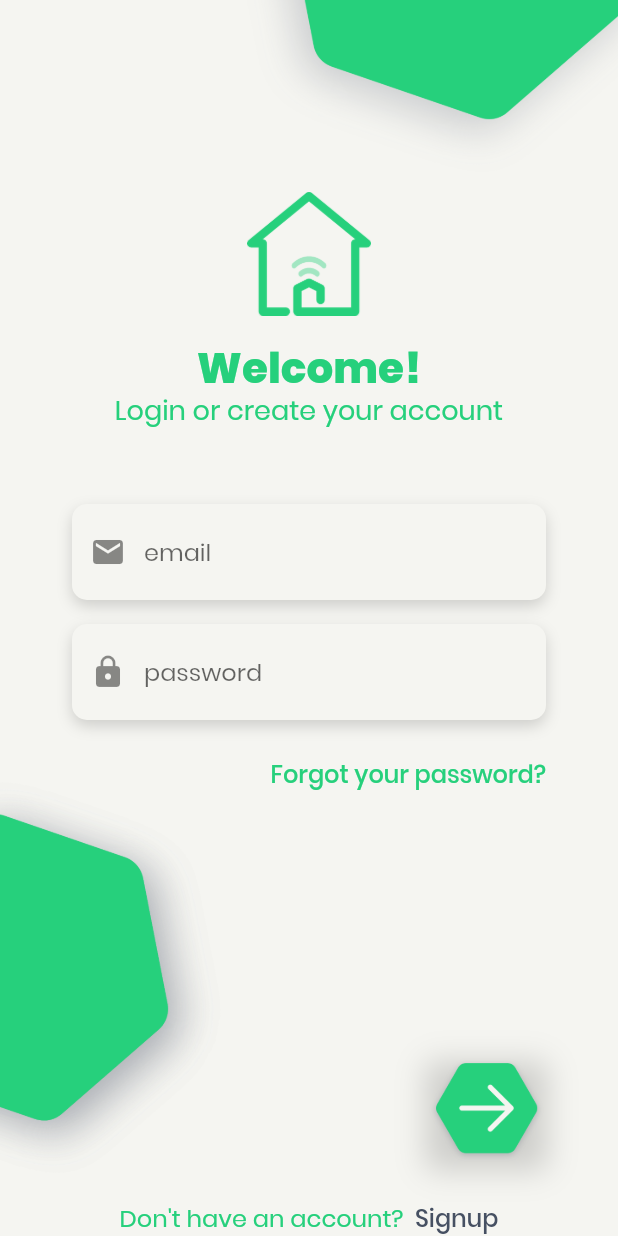
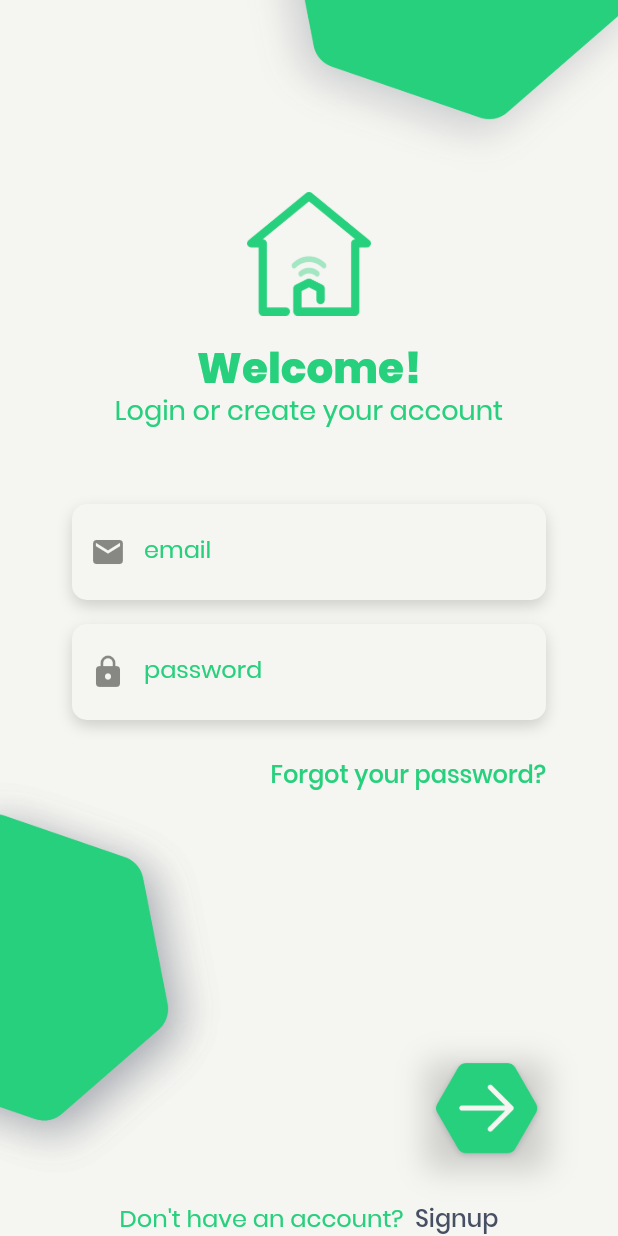
Before and after one commit to takiuddin93/SmartHome, a Flutter app: the screen it shows after launch, after a tap on "Login", on a phone screen of 412 x 824 dp. Run offline on Flutter 3.47's test engine with Material 2 defaults, Android fonts, the phone set to English and light mode, and no system bars.

Commit message:
light changes to login.dart and signup.dart files

```diff
--- a/lib/pages/login.dart
+++ b/lib/pages/login.dart
@@ -138,7 +138,10 @@ class _LoginPageState extends State<LoginPage> {
                             TextFormField(
                               decoration: InputDecoration(
                                 prefixIcon: Icon(Icons.mail),
-                                // labelText: "email",
+                                labelText: "email",
+                                labelStyle: TextStyle(
+                                  color: mediumspringgreen,
+                                ),
                                 hintText: "email",
                                 fillColor: Colors.transparent,
                                 enabledBorder: OutlineInputBorder(
@@ -191,7 +194,10 @@ class _LoginPageState extends State<LoginPage> {
                             TextFormField(
                               decoration: InputDecoration(
                                 prefixIcon: Icon(Icons.lock),
-                                // labelText: "password",
+                                labelText: "password",
+                                labelStyle: TextStyle(
+                                  color: mediumspringgreen,
+                                ),
                                 hintText: "password",
                                 fillColor: Colors.transparent,
                                 enabledBorder: OutlineInputBorder(
--- a/lib/pages/signup.dart
+++ b/lib/pages/signup.dart
@@ -3,7 +3,6 @@ import 'package:flutter/services.dart';
 import 'package:smarthome/main.dart';
 import 'package:smarthome/pages/login.dart';
 import 'package:smarthome/pages/dashboard.dart';
-import 'package:polygon_clipper/polygon_clipper.dart';
 
 import 'package:smarthome/utils/hexagon_button.dart';
 
```
